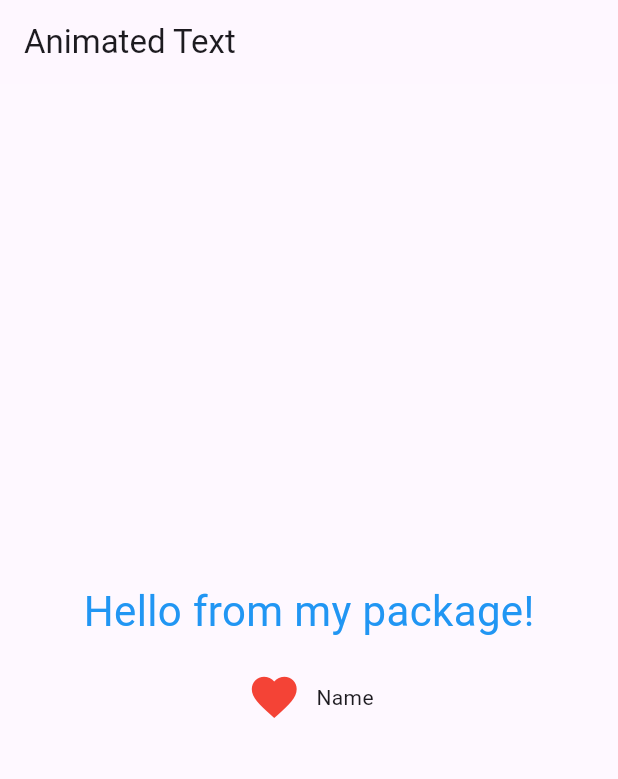
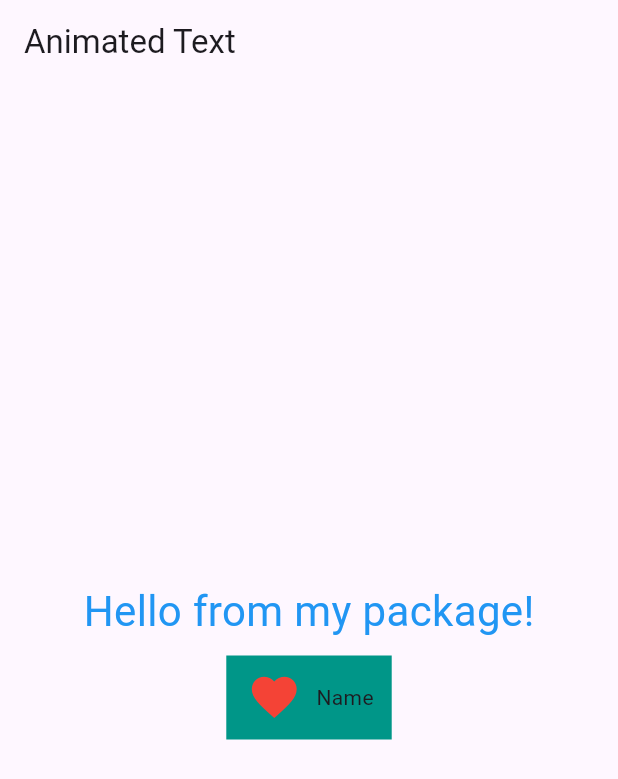
Before and after one commit to Dikshit94189/anTi_mage_X, a Flutter app: the screen it shows after launch, on a phone screen of 412 x 824 dp. Shown: the top 779 px of the screen. Run offline on Flutter 3.47's test engine with Material 3 defaults, Android fonts, the phone set to English and light mode, and no system bars.

Commit message:
add_properties

```diff
--- a/example/lib/main.dart
+++ b/example/lib/main.dart
@@ -14,11 +14,6 @@ class MyApp extends StatelessWidget {
       home: Scaffold(
         appBar: AppBar(title: const Text("Animated Text")),
         body: Center(
-          child: Container(
-            // height: 50,
-            // width: 100,
-            color: Colors.white10,
-            child: Center(
           child: AnimatedTextUltra(
             showText: true,
             texts: [
@@ -29,6 +24,7 @@ class MyApp extends StatelessWidget {
             style: const TextStyle(fontSize: 28, color: Colors.blue),
             duration: const Duration(seconds: 5),
             loop: true, // keeps repeating
+            containerC: Colors.teal,
             buttonName: "Name",
             icon: Icon(Icons.favorite,size: 40, color: Colors.red), // <-- customized icon
             iconColors: Colors.black,
@@ -38,8 +34,6 @@ class MyApp extends StatelessWidget {
           ),
         ),
       ),
-        ),
-      ),
     );
   }
 }
--- a/lib/ultra_fine.dart
+++ b/lib/ultra_fine.dart
@@ -13,6 +13,7 @@ class AnimatedTextUltra extends StatefulWidget {
   final Color? iconColors;
   final bool showText;
   final Widget? icon;
+  final Color? containerC;
 
 
   const AnimatedTextUltra({
@@ -26,6 +27,7 @@ class AnimatedTextUltra extends StatefulWidget {
     this.onTap,
     this.buttonName,
     this.iconColors,
+    this.containerC
   });
 
   @override
@@ -118,7 +120,7 @@ class _AnimatedTextUltraState extends State<AnimatedTextUltra>
           onTap: _onButtonPressed,
           behavior: HitTestBehavior.translucent, // ensures taps register even on transparent areas
           child: Container(
-            color: Colors.transparent, // fully transparent background
+            color: widget.containerC, // fully transparent background
             padding: const EdgeInsets.symmetric(horizontal: 12, vertical: 8), // optional, matches button spacing
             child: Row(
               mainAxisSize: MainAxisSize.min,
```
Lines whose indentation alone changed are shown as unchanged.
